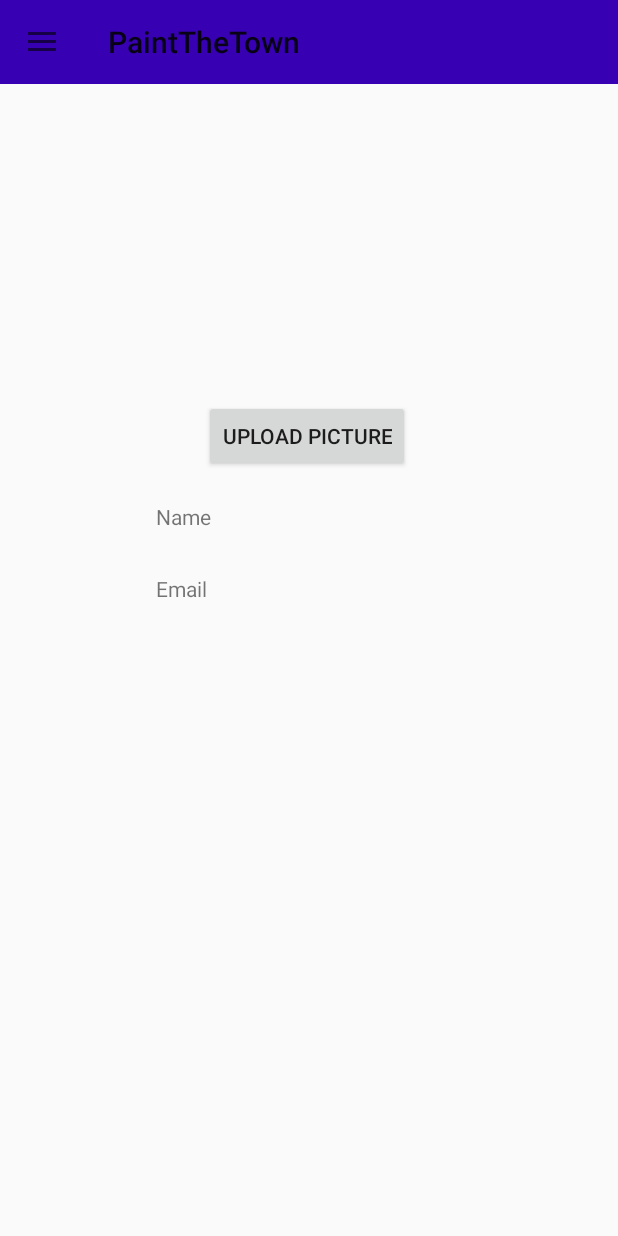
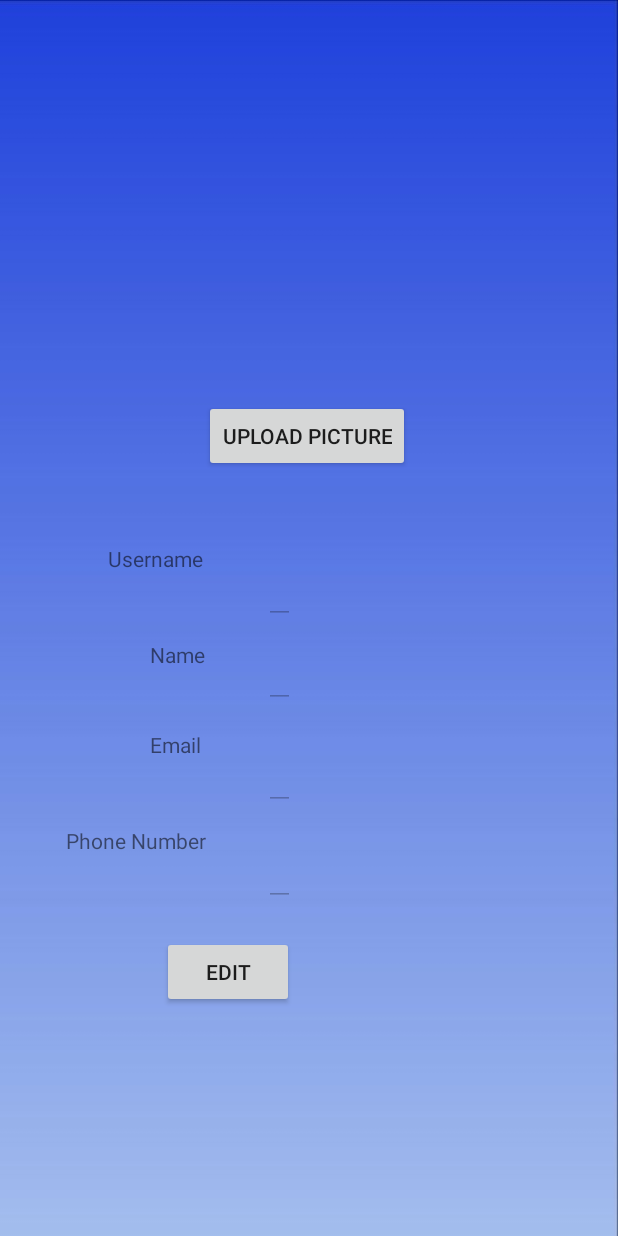
Before and after one commit to marilynmao/Paint-the-Town, an Android app: the fragment AccountActivity placed in its activity, on a phone screen of 412 x 824 dp. Run offline under Robolectric (Android 15) with nearby library versions, the phone set to English and light mode, and no system bars; our stand-ins replace Firebase (no records; nobody signed in at launch, a user with empty details on screens opened directly); 4 statements that could not run were skipped.

Commit message:
retrieved data from db
user info in account fragment

```diff
--- a/app/src/main/java/com/example/paintthetown491/AccountActivity.java
+++ b/app/src/main/java/com/example/paintthetown491/AccountActivity.java
@@ -6,16 +6,21 @@
 import android.view.View;
 import android.view.ViewGroup;
 import android.widget.Button;
+import android.widget.EditText;
 import android.widget.ImageView;
 
 import androidx.annotation.NonNull;
 import androidx.annotation.Nullable;
 import androidx.fragment.app.Fragment;
+import com.google.firebase.database.DataSnapshot;
+import com.google.firebase.database.DatabaseError;
+import com.google.firebase.database.ValueEventListener;
 
 public class AccountActivity extends Fragment
 {
     private ImageView profilePic;
-    private Button uploadPic;
+    private Button uploadPic, editInfo, saveInfo;
+    private EditText userFullName, userE, userName, phone;
     public static final int PICK_IMAGE = 1;
 
     @Nullable
@@ -25,6 +30,15 @@
         View view=inflater.inflate(R.layout.frag_account, container, false);
         profilePic=view.findViewById(R.id.profilePic);
         uploadPic=view.findViewById(R.id.uploadPic);
+        userFullName=view.findViewById(R.id.userName);
+        userFullName.setEnabled(false);
+        userE=view.findViewById(R.id.userEmail);
+        userE.setEnabled(false);
+        userName=view.findViewById(R.id.userN);
+        userName.setEnabled(false);
+        phone=view.findViewById(R.id.phoneNumber);
+        phone.setEnabled(false);
+        loadUserData(FirebaseDbSingleton.getInstance().user.getUid());
         uploadPic.setOnClickListener(new View.OnClickListener()
         {
             @Override
@@ -36,6 +50,53 @@
                 startActivityForResult(Intent.createChooser(intent,"Select a picture"),PICK_IMAGE);
             }
         });
+        saveInfo=view.findViewById(R.id.saveInfoBtn);
+        saveInfo.setVisibility(View.INVISIBLE);
+        saveInfo.setOnClickListener(new View.OnClickListener()
+        {
+            @Override
+            public void onClick(View view)
+            {
+
+            }
+        });
+        editInfo=view.findViewById(R.id.editInfoBtn);
+        editInfo.setOnClickListener(new View.OnClickListener()
+        {
+            @Override
+            public void onClick(View view)
+            {
+                userFullName.setEnabled(true);
+                userE.setEnabled(true);
+                userName.setEnabled(true);
+                phone.setEnabled(true);
+                saveInfo.setVisibility(View.VISIBLE);
+            }
+        });
+
         return view;
     }
+
+    //fills the fields in the account fragment with the user's info (based on userId)
+    public void loadUserData(String userID)
+    {
+        FirebaseDbSingleton.getInstance().dbRef.child("User").child(userID).addValueEventListener(new ValueEventListener()
+        {
+            @Override
+            public void onDataChange(@NonNull DataSnapshot dataSnapshot)
+            {
+                userFullName.setText(dataSnapshot.child("firstName").getValue().toString()+dataSnapshot.child("lastName").getValue().toString());
+                userE.setText(dataSnapshot.child("email").getValue().toString());
+                userName.setText(dataSnapshot.child("username").getValue().toString());
+                phone.setText(dataSnapshot.child("phoneNumber").getValue().toString());
+            }
+
+            @Override
+            public void onCancelled(@NonNull DatabaseError databaseError)
+            {
+
+            }
+        });
+
+    }
 }
--- /dev/null
+++ b/app/src/main/java/com/example/paintthetown491/FirebaseDbSingleton.java
@@ -0,0 +1,34 @@
+package com.example.paintthetown491;
+
+import com.google.firebase.auth.FirebaseAuth;
+import com.google.firebase.auth.FirebaseUser;
+import com.google.firebase.database.DatabaseReference;
+import com.google.firebase.database.FirebaseDatabase;
+
+
+//this class is needed to prevent having to create multiple instance of the same reference to firebase
+public class FirebaseDbSingleton
+{
+    private static FirebaseDbSingleton instance=null;
+    public FirebaseAuth firebaseAuth;
+    public FirebaseDatabase firebaseDb;
+    public DatabaseReference dbRef;
+    public FirebaseUser user;
+
+    private FirebaseDbSingleton()
+    {
+        firebaseAuth=FirebaseAuth.getInstance();
+        firebaseDb=FirebaseDatabase.getInstance();
+        dbRef=firebaseDb.getReference();
+        user=FirebaseAuth.getInstance().getCurrentUser();
+    }
+
+    public static FirebaseDbSingleton getInstance()
+    {
+        if(instance==null)
+            instance= new FirebaseDbSingleton();
+        return instance;
+    }
+
+
+}
--- a/app/src/main/res/layout/frag_account.xml
+++ b/app/src/main/res/layout/frag_account.xml
@@ -2,8 +2,51 @@
 <androidx.constraintlayout.widget.ConstraintLayout xmlns:android="http://schemas.android.com/apk/res/android"
     xmlns:app="http://schemas.android.com/apk/res-auto"
     xmlns:tools="http://schemas.android.com/tools"
+    android:background="@drawable/backgroundimg"
     android:layout_width="match_parent"
     android:layout_height="match_parent">
+
+    <EditText
+        android:id="@+id/phoneNumber"
+        android:layout_width="wrap_content"
+        android:layout_height="wrap_content"
+        android:layout_marginStart="176dp"
+        android:layout_marginLeft="176dp"
+        android:layout_marginTop="316dp"
+        app:layout_constraintStart_toStartOf="parent"
+        app:layout_constraintTop_toBottomOf="@+id/profilePic" />
+
+    <TextView
+        android:id="@+id/phone"
+        android:layout_width="wrap_content"
+        android:layout_height="wrap_content"
+        android:layout_marginStart="44dp"
+        android:layout_marginLeft="44dp"
+        android:layout_marginTop="308dp"
+        android:text="@string/phone_number"
+        app:layout_constraintStart_toStartOf="parent"
+        app:layout_constraintTop_toBottomOf="@+id/profilePic" />
+
+    <EditText
+        android:id="@+id/userN"
+        android:layout_width="wrap_content"
+        android:layout_height="wrap_content"
+        android:layout_marginStart="176dp"
+        android:layout_marginLeft="176dp"
+        android:layout_marginTop="128dp"
+        app:layout_constraintStart_toStartOf="parent"
+        app:layout_constraintTop_toBottomOf="@+id/profilePic" />
+
+    <TextView
+        android:id="@+id/userName2"
+        android:layout_width="wrap_content"
+        android:layout_height="wrap_content"
+        android:layout_marginStart="72dp"
+        android:layout_marginLeft="72dp"
+        android:layout_marginTop="120dp"
+        android:text="@string/username"
+        app:layout_constraintStart_toStartOf="parent"
+        app:layout_constraintTop_toBottomOf="@+id/profilePic" />
 
     <ImageView
         android:id="@+id/profilePic"
@@ -21,13 +64,13 @@
         app:layout_constraintTop_toTopOf="parent"
         tools:srcCompat="@drawable/ic_baseline_account_circle_24" />
 
-    <TextView
+    <EditText
         android:id="@+id/userName"
         android:layout_width="wrap_content"
         android:layout_height="wrap_content"
         android:layout_marginStart="176dp"
         android:layout_marginLeft="176dp"
-        android:layout_marginTop="92dp"
+        android:layout_marginTop="184dp"
         app:layout_constraintStart_toStartOf="parent"
         app:layout_constraintTop_toBottomOf="@+id/profilePic" />
 
@@ -35,9 +78,9 @@
         android:id="@+id/nameLabel"
         android:layout_width="wrap_content"
         android:layout_height="wrap_content"
-        android:layout_marginStart="104dp"
-        android:layout_marginLeft="104dp"
-        android:layout_marginTop="92dp"
+        android:layout_marginStart="100dp"
+        android:layout_marginLeft="100dp"
+        android:layout_marginTop="184dp"
         android:text="Name"
         app:layout_constraintStart_toStartOf="parent"
         app:layout_constraintTop_toBottomOf="@+id/profilePic" />
@@ -46,20 +89,20 @@
         android:id="@+id/emailLabel"
         android:layout_width="wrap_content"
         android:layout_height="wrap_content"
-        android:layout_marginStart="104dp"
-        android:layout_marginLeft="104dp"
-        android:layout_marginTop="140dp"
+        android:layout_marginStart="100dp"
+        android:layout_marginLeft="100dp"
+        android:layout_marginTop="244dp"
         android:text="@string/prompt_email"
         app:layout_constraintStart_toStartOf="parent"
         app:layout_constraintTop_toBottomOf="@+id/profilePic" />
 
-    <TextView
+    <EditText
         android:id="@+id/userEmail"
-        android:layout_width="0dp"
-        android:layout_height="12dp"
+        android:layout_width="wrap_content"
+        android:layout_height="wrap_content"
         android:layout_marginStart="176dp"
         android:layout_marginLeft="176dp"
-        android:layout_marginTop="148dp"
+        android:layout_marginTop="252dp"
         app:layout_constraintStart_toStartOf="parent"
         app:layout_constraintTop_toBottomOf="@+id/profilePic" />
 
@@ -73,4 +116,26 @@
         android:text="upload picture"
         app:layout_constraintStart_toStartOf="parent"
         app:layout_constraintTop_toBottomOf="@+id/profilePic" />
+
+    <Button
+        android:id="@+id/editInfoBtn"
+        android:layout_width="wrap_content"
+        android:layout_height="wrap_content"
+        android:layout_marginStart="108dp"
+        android:layout_marginLeft="108dp"
+        android:layout_marginTop="20dp"
+        android:text="@string/editInfo"
+        app:layout_constraintStart_toStartOf="parent"
+        app:layout_constraintTop_toBottomOf="@+id/phoneNumber" />
+
+    <Button
+        android:id="@+id/saveInfoBtn"
+        android:layout_width="wrap_content"
+        android:layout_height="wrap_content"
+        android:layout_marginStart="216dp"
+        android:layout_marginLeft="216dp"
+        android:layout_marginTop="20dp"
+        android:text="@string/saveInfo"
+        app:layout_constraintStart_toStartOf="parent"
+        app:layout_constraintTop_toBottomOf="@+id/phoneNumber" />
 </androidx.constraintlayout.widget.ConstraintLayout>
--- a/app/src/main/res/values/strings.xml
+++ b/app/src/main/res/values/strings.xml
@@ -29,7 +29,8 @@
     <string name="nav_header_subtitle">android.studio@android.com</string>
     <string name="nav_header_desc">Navigation header</string>
     <string name="action_settings">Settings</string>
-
+    <string name="editInfo">Edit</string>
+    <string name="saveInfo">Save</string>
     <string name="menu_home">Home</string>
     <string name="menu_gallery">Gallery</string>
     <string name="menu_slideshow">Slideshow</string>
```
